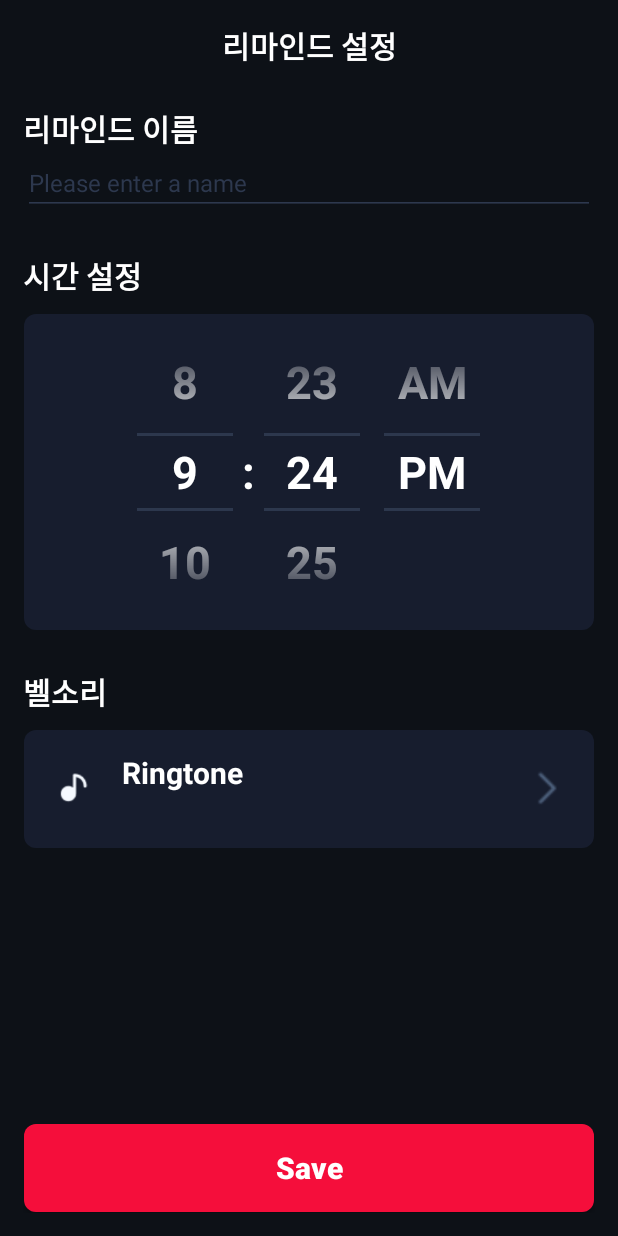
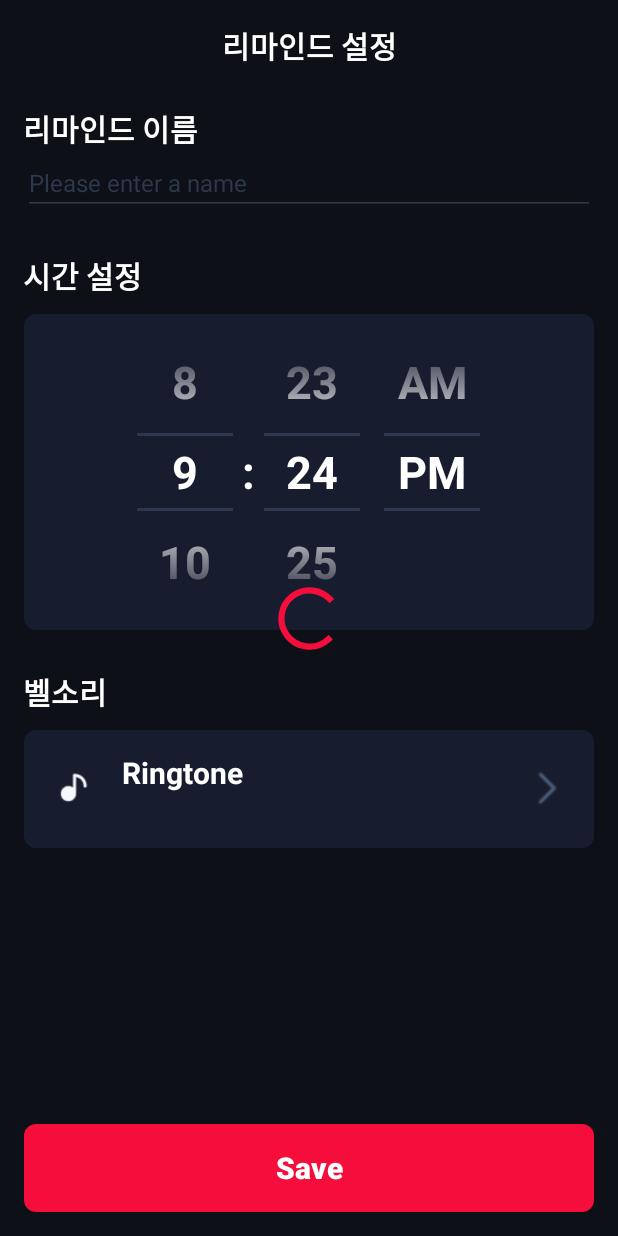
Before and after one commit to minuxx/reminder-task, an Android app: the ReminderFragment screen opened through its navigation route, on a phone screen of 412 x 824 dp. Run offline under Robolectric (Android 15) with nearby library versions, the phone set to English and light mode, and no system bars; our stand-ins replace Dagger/Hilt's generated code, data binding; 3 statements that could not run were skipped.

```diff
--- a/app/src/main/java/com/minux/reminder/core/util/Resource.kt
+++ b/app/src/main/java/com/minux/reminder/core/util/Resource.kt
@@ -4,6 +4,6 @@ typealias BaseResource = Resource<Unit>
 
 sealed class Resource<T>(val data: T? = null, val message: String? = null) {
     class Loading<T>(data: T? = null): Resource<T>(data)
-    class Success<T>(data: T?): Resource<T>(data)
+    class Success<T>(data: T? = null): Resource<T>(data)
     class Error<T>(message: String, data: T? = null): Resource<T>(data, message)
 }
--- a/app/src/main/java/com/minux/reminder/feature_reminder/data/local/entity/ReminderEntity.kt
+++ b/app/src/main/java/com/minux/reminder/feature_reminder/data/local/entity/ReminderEntity.kt
@@ -8,7 +8,7 @@ import com.minux.reminder.feature_reminder.domain.model.Reminder
 data class ReminderEntity(
     val name: String,
     val time: String,
-    val isActivated: Boolean = false,
+    val isActivated: Boolean = true,
     @PrimaryKey val id: Int? = null
 ) {
     fun toReminder(): Reminder {
--- a/app/src/main/java/com/minux/reminder/feature_reminder/data/repository/ReminderRepositoryImpl.kt
+++ b/app/src/main/java/com/minux/reminder/feature_reminder/data/repository/ReminderRepositoryImpl.kt
@@ -48,6 +48,7 @@ class ReminderRepositoryImpl(
                 name = reminder.name,
                 time = reminder.time,
             ))
+            emit(Resource.Success())
         } catch (e: SQLiteException) {
             Log.e(TAG_APP, e.localizedMessage ?: ERROR_SQLITE)
 
--- a/app/src/main/java/com/minux/reminder/feature_reminder/domain/model/Reminder.kt
+++ b/app/src/main/java/com/minux/reminder/feature_reminder/domain/model/Reminder.kt
@@ -4,5 +4,5 @@ data class Reminder(
     val id: Int = -1,
     val name: String,
     val time: String,
-    val isActivated: Boolean = false,
+    val isActivated: Boolean = true,
 )
--- a/app/src/main/java/com/minux/reminder/feature_reminder/presentation/main/MainActivity.kt
+++ b/app/src/main/java/com/minux/reminder/feature_reminder/presentation/main/MainActivity.kt
@@ -3,22 +3,26 @@ package com.minux.reminder.feature_reminder.presentation.main
 import android.os.Bundle
 import androidx.activity.viewModels
 import androidx.appcompat.app.AppCompatActivity
+import androidx.databinding.DataBindingUtil
 import androidx.navigation.NavController
 import androidx.navigation.fragment.NavHostFragment
 import com.minux.reminder.R
+import com.minux.reminder.databinding.ActivityMainBinding
 import dagger.hilt.android.AndroidEntryPoint
 
 @AndroidEntryPoint
 class MainActivity : AppCompatActivity() {
+    private lateinit var binding: ActivityMainBinding
     private lateinit var navController: NavController
     private val viewModel: ReminderViewModel by viewModels()
 
     override fun onCreate(savedInstanceState: Bundle?) {
         super.onCreate(savedInstanceState)
-        setContentView(R.layout.activity_main)
+        binding = DataBindingUtil.setContentView(this, R.layout.activity_main)
+        binding.viewModel = viewModel
+        binding.lifecycleOwner = this // 이 부분 설정을 안해서 하루가 날라감 LiveData Databinding 할 때 꼭
 
         initUI()
-//        viewModel.insert10RemindersForTest()
     }
 
     private fun initUI() {
--- a/app/src/main/java/com/minux/reminder/feature_reminder/presentation/main/ReminderUiState.kt
+++ /dev/null
@@ -1,11 +0,0 @@
-package com.minux.reminder.feature_reminder.presentation.main
-
-import com.minux.reminder.core.util.Constants.TYPE_VIEW_NEW
-import com.minux.reminder.feature_reminder.domain.model.Reminder
-
-data class ReminderUiState(
-    val viewType: String = TYPE_VIEW_NEW,
-    val reminder: Reminder? = null,
-    val isLoading: Boolean = false,
-    val error: String = ""
-)
--- a/app/src/main/java/com/minux/reminder/feature_reminder/presentation/main/ReminderViewModel.kt
+++ b/app/src/main/java/com/minux/reminder/feature_reminder/presentation/main/ReminderViewModel.kt
@@ -1,15 +1,19 @@
 package com.minux.reminder.feature_reminder.presentation.main
 
+import android.util.Log
 import androidx.lifecycle.LiveData
 import androidx.lifecycle.MutableLiveData
 import androidx.lifecycle.ViewModel
 import androidx.lifecycle.viewModelScope
 import com.minux.reminder.core.util.Constants.ERROR_UNKNOWN
+import com.minux.reminder.core.util.Constants.TAG_APP
 import com.minux.reminder.core.util.Constants.TYPE_VIEW_EDIT
 import com.minux.reminder.core.util.Constants.TYPE_VIEW_NEW
 import com.minux.reminder.core.util.Resource
 import com.minux.reminder.feature_reminder.domain.model.Reminder
 import com.minux.reminder.feature_reminder.domain.use_case.ReminderUseCase
+import com.minux.reminder.feature_reminder.presentation.reminder.ReminderUiState
+import com.minux.reminder.feature_reminder.presentation.reminders.RemindersUiState
 import dagger.hilt.android.lifecycle.HiltViewModel
 import kotlinx.coroutines.flow.launchIn
 import kotlinx.coroutines.flow.onEach
@@ -26,6 +30,9 @@ class ReminderViewModel @Inject constructor(
     private val _reminderUiState = MutableLiveData(ReminderUiState())
     val reminderUiState: LiveData<ReminderUiState> get() = _reminderUiState
 
+    private val _isLoading = MutableLiveData(false)
+    val isLoading: LiveData<Boolean> get() = _isLoading
+
     init {
         getReminders()
     }
@@ -33,63 +40,55 @@ class ReminderViewModel @Inject constructor(
     fun changeReminderViewType(reminder: Reminder?) {
         _reminderUiState.value = reminderUiState.value?.copy(
             viewType = if(reminder == null) TYPE_VIEW_NEW else TYPE_VIEW_EDIT,
-            reminder = reminder
         )
     }
 
-    fun insertReminder(name: String, time: String) {
+    fun insertReminder(hour: Int, minute: Int) {
         viewModelScope.launch {
-            val reminder = Reminder(name = name, time = time)
 
-            usecase.insertUseCase(reminder).onEach { result ->
+            usecase.insertUseCase(reminderUiState.value?.name?.value ?: "", hour, minute)
+                .onEach { result ->
+                    when(result) {
+                        is Resource.Loading -> {
+                            _isLoading.value = true
+                        }
+                        is Resource.Success -> {
+                            _isLoading.value = false
+                        }
+                        is Resource.Error -> {
+                            _isLoading.value = false
+                        }
+                    }
+                }.launchIn(this)
+        }
+    }
+
+    fun getReminders() {
+        viewModelScope.launch {
+            usecase.getRemindersUseCase().onEach { result ->
                 when(result) {
                     is Resource.Loading -> {
 
                     }
                     is Resource.Success -> {
 
+
+                        _remindersUiState.value = remindersUiState.value?.copy(
+                            reminders = result.data ?: emptyList(),
+                            error = ""
+                        )
+
+                        Log.d(TAG_APP, "RMINDERS: ${result.data.toString()}")
                     }
                     is Resource.Error -> {
 
-                    }
-                }
-            }.launchIn(this)
-        }
-    }
 
-    private fun getReminders() {
-        viewModelScope.launch {
-            usecase.getRemindersUseCase().onEach { result ->
-                when(result) {
-                    is Resource.Loading -> {
-                        _remindersUiState.value = remindersUiState.value?.copy(
-                            isLoading = true,
-                            error = ""
-                        )
-                    }
-                    is Resource.Success -> {
-                        _remindersUiState.value = remindersUiState.value?.copy(
-                            reminders = result.data ?: emptyList(),
-                            isLoading = false,
-                            error = ""
-                        )
-                    }
-                    is Resource.Error -> {
                         _remindersUiState.value = remindersUiState.value?.copy(
                             error = result.message ?: ERROR_UNKNOWN,
-                            isLoading = false,
                         )
                     }
                 }
             }.launchIn(this)
         }
     }
-
-    fun insert10RemindersForTest() {
-        viewModelScope.launch {
-            for (i in 1..10) {
-                insertReminder("${i}번째 리마인더", "${i}:00 AM")
-            }
-        }
-    }
 }
--- a/app/src/main/java/com/minux/reminder/feature_reminder/presentation/reminder/ReminderFragment.kt
+++ b/app/src/main/java/com/minux/reminder/feature_reminder/presentation/reminder/ReminderFragment.kt
@@ -1,12 +1,11 @@
 package com.minux.reminder.feature_reminder.presentation.reminder
 
+import android.os.Build
 import android.os.Bundle
-import android.util.Log
 import android.view.View
 import androidx.fragment.app.Fragment
 import androidx.fragment.app.activityViewModels
 import com.minux.reminder.R
-import com.minux.reminder.core.util.Constants.TAG_APP
 import com.minux.reminder.databinding.FragmentReminderBinding
 import com.minux.reminder.feature_reminder.presentation.main.ReminderViewModel
 
@@ -19,7 +18,10 @@ class ReminderFragment: Fragment(R.layout.fragment_reminder) {
         super.onViewCreated(view, savedInstanceState)
 
         _binding = FragmentReminderBinding.bind(view)
-        startObserving()
+        binding.viewModel = viewModel
+        binding.lifecycleOwner = this.viewLifecycleOwner
+
+        initUi()
     }
 
     override fun onDestroy() {
@@ -27,9 +29,14 @@ class ReminderFragment: Fragment(R.layout.fragment_reminder) {
         _binding = null
     }
 
-    private fun startObserving() {
-        viewModel.reminderUiState.observe(requireActivity()) {
-            Log.d(TAG_APP, "TYPE_VIEW: ${it.viewType}, ${it.reminder.toString()}")
+    private fun initUi() {
+        binding.reminderSaveBtn.setOnClickListener{
+            val hour = if (Build.VERSION.SDK_INT >= Build.VERSION_CODES.M) binding.reminderTimepicker.hour
+                       else binding.reminderTimepicker.currentHour
+            val minute = if (Build.VERSION.SDK_INT >= Build.VERSION_CODES.M) binding.reminderTimepicker.minute
+                         else binding.reminderTimepicker.currentMinute
+
+            viewModel.insertReminder(hour, minute)
         }
     }
 }
--- /dev/null
+++ b/app/src/main/java/com/minux/reminder/feature_reminder/presentation/reminder/ReminderUiState.kt
@@ -0,0 +1,10 @@
+package com.minux.reminder.feature_reminder.presentation.reminder
+
+import androidx.lifecycle.MutableLiveData
+import com.minux.reminder.core.util.Constants.TYPE_VIEW_NEW
+
+data class ReminderUiState(
+    val viewType: String = TYPE_VIEW_NEW,
+    var error: String = "",
+    val name: MutableLiveData<String> = MutableLiveData("")
+)
--- a/app/src/main/java/com/minux/reminder/feature_reminder/presentation/main/RemindersUiState.kt
+++ b/app/src/main/java/com/minux/reminder/feature_reminder/presentation/reminders/RemindersUiState.kt
@@ -1,9 +1,8 @@
-package com.minux.reminder.feature_reminder.presentation.main
+package com.minux.reminder.feature_reminder.presentation.reminders
 
 import com.minux.reminder.feature_reminder.domain.model.Reminder
 
 data class RemindersUiState(
     val reminders: List<Reminder> = emptyList(),
-    val isLoading: Boolean = false,
     val error: String = ""
 )
--- a/app/src/main/res/layout/activity_main.xml
+++ b/app/src/main/res/layout/activity_main.xml
@@ -1,8 +1,17 @@
 <?xml version="1.0" encoding="utf-8"?>
+<layout xmlns:android="http://schemas.android.com/apk/res/android"
+    xmlns:app="http://schemas.android.com/apk/res-auto"
+    xmlns:tools="http://schemas.android.com/tools">
+
+    <data>
+        <variable
+            name="viewModel"
+            type="com.minux.reminder.feature_reminder.presentation.main.ReminderViewModel" />
+
+        <import type="android.view.View"/>
+    </data>
+
     <androidx.constraintlayout.widget.ConstraintLayout
-    xmlns:android="http://schemas.android.com/apk/res/android"
-    xmlns:app="http://schemas.android.com/apk/res-auto"
-    xmlns:tools="http://schemas.android.com/tools"
         android:layout_width="match_parent"
         android:layout_height="match_parent"
         tools:context=".feature_reminder.presentation.main.MainActivity">
@@ -12,10 +21,21 @@
             android:name="androidx.navigation.fragment.NavHostFragment"
             android:layout_width="0dp"
             android:layout_height="0dp"
+            app:defaultNavHost="true"
+            app:layout_constraintBottom_toBottomOf="parent"
+            app:layout_constraintEnd_toEndOf="parent"
+            app:layout_constraintStart_toStartOf="parent"
             app:layout_constraintTop_toTopOf="parent"
-        app:layout_constraintBottom_toBottomOf="parent"
+            app:navGraph="@navigation/reminder_nav_graph" />
+
+        <ProgressBar
+            android:id="@+id/main_loading_pb"
+            android:layout_width="50dp"
+            android:layout_height="50dp"
+            android:visibility="@{viewModel.isLoading() ? View.VISIBLE : View.GONE}"
+            app:layout_constraintEnd_toEndOf="parent"
             app:layout_constraintStart_toStartOf="parent"
-        app:layout_constraintEnd_toEndOf="parent"
-        app:navGraph="@navigation/reminder_nav_graph"
-        app:defaultNavHost="true"/>
+            app:layout_constraintTop_toTopOf="parent"
+            app:layout_constraintBottom_toBottomOf="parent"/>
     </androidx.constraintlayout.widget.ConstraintLayout>
+</layout>
--- a/app/src/main/res/layout/fragment_reminder.xml
+++ b/app/src/main/res/layout/fragment_reminder.xml
@@ -1,12 +1,20 @@
 <?xml version="1.0" encoding="utf-8"?>
-<androidx.constraintlayout.widget.ConstraintLayout xmlns:android="http://schemas.android.com/apk/res/android"
+<layout xmlns:android="http://schemas.android.com/apk/res/android"
     xmlns:tools="http://schemas.android.com/tools"
+    xmlns:app="http://schemas.android.com/apk/res-auto"
+    tools:ignore="RtlSymmetry">
+
+    <data>
+        <variable
+            name="viewModel"
+            type="com.minux.reminder.feature_reminder.presentation.main.ReminderViewModel" />
+    </data>
+
+    <androidx.constraintlayout.widget.ConstraintLayout
         android:layout_width="match_parent"
         android:layout_height="match_parent"
         android:background="@color/background"
-    android:padding="15dp"
-    xmlns:app="http://schemas.android.com/apk/res-auto"
-    tools:ignore="RtlSymmetry">
+        android:padding="15dp">
 
         <TextView
             android:id="@+id/reminder_title_tv"
@@ -36,6 +44,7 @@
             android:id="@+id/reminder_name_et"
             android:layout_width="match_parent"
             android:layout_height="wrap_content"
+            android:text="@={viewModel.reminderUiState.name}"
             android:textColor="@color/screenTitle"
             android:textSize="16sp"
             android:hint="@string/reminder_name_hint"
@@ -147,8 +156,10 @@
             android:textStyle="bold"
             android:textSize="20sp"
             android:textAllCaps="false"
+            android:clickable="@{viewModel.isLoading() == false}"
             android:background="@drawable/bg_basic_button"
             app:layout_constraintStart_toStartOf="parent"
             app:layout_constraintEnd_toEndOf="parent"
             app:layout_constraintBottom_toBottomOf="parent"/>
     </androidx.constraintlayout.widget.ConstraintLayout>
+</layout>
--- a/app/src/main/res/values/themes.xml
+++ b/app/src/main/res/values/themes.xml
@@ -6,7 +6,7 @@
         <item name="colorPrimaryVariant">@color/primary</item>
         <item name="colorOnPrimary">@color/white</item>
         <!-- Secondary brand color. -->
-        <item name="colorSecondary">@color/secondary</item>
+        <item name="colorSecondary">@color/primary</item>
         <item name="colorSecondaryVariant">@color/secondary</item>
         <item name="colorOnSecondary">@color/black</item>
         <!-- Status bar color. -->
```
Also changed, not shown: app/src/main/java/com/minux/reminder/feature_reminder/domain/use_case/InsertReminderUseCase.kt (+16 -1 lines). Lines whose indentation alone changed are shown as unchanged.
